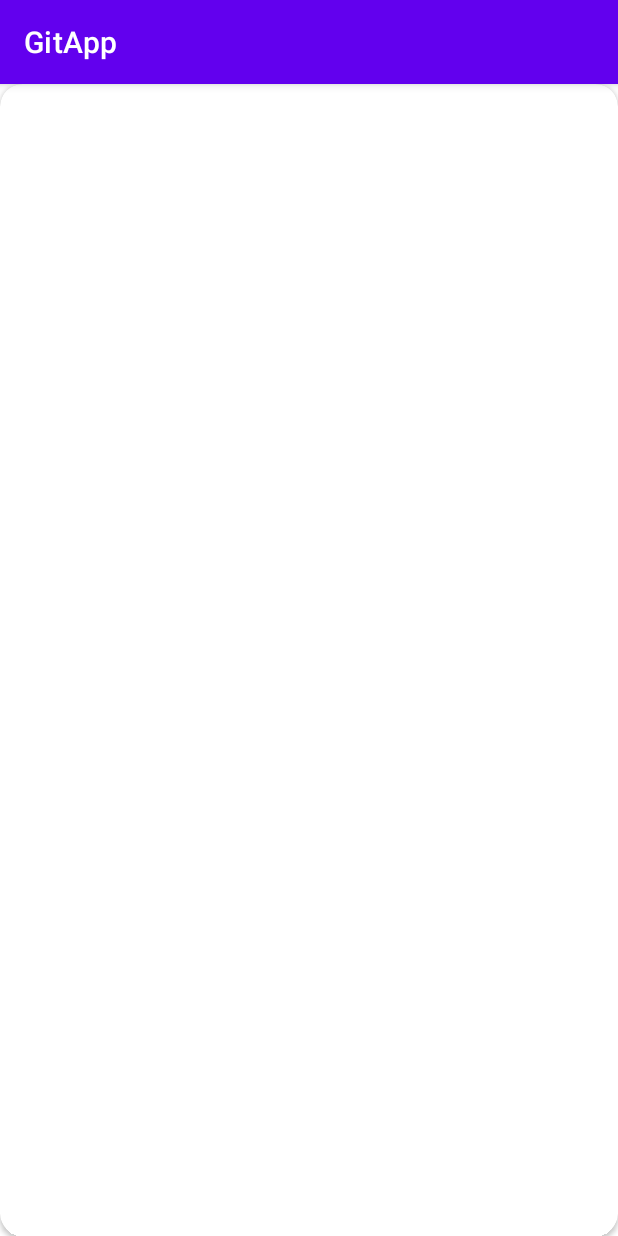
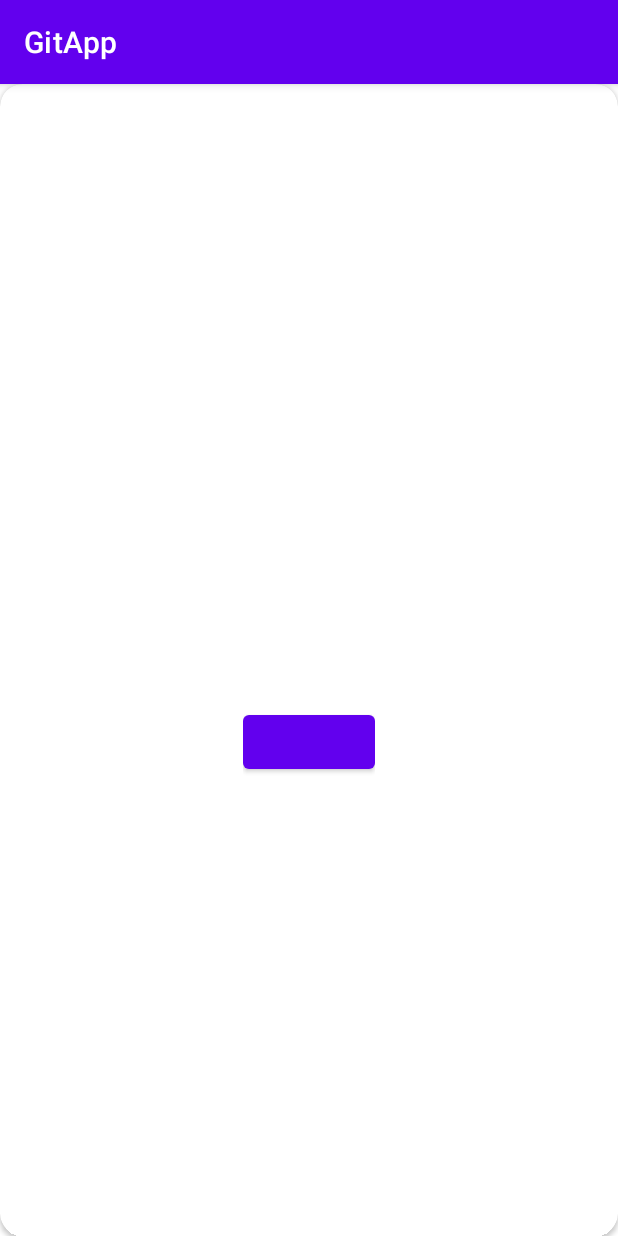
Before and after one commit to girogevoro/GitApp, an Android app: the UserInfoActivity screen opened directly, with no data from a screen before it, on a phone screen of 412 x 824 dp. Run offline under Robolectric (Android 15) with nearby library versions, the phone set to English and light mode, and no system bars.

Commit message:
Activity api

```diff
--- a/app/build.gradle
+++ b/app/build.gradle
@@ -1,6 +1,7 @@
 plugins {
     id 'com.android.application'
     id 'org.jetbrains.kotlin.android'
+    id 'kotlin-parcelize'
 }
 
 android {
--- a/app/src/main/java/com/girogevoro/gitapp/ui/userInfo/UserInfoActivity.kt
+++ b/app/src/main/java/com/girogevoro/gitapp/ui/userInfo/UserInfoActivity.kt
@@ -1,17 +1,31 @@
 package com.girogevoro.gitapp.ui.userInfo
 
+import android.app.Activity
+import android.content.Intent
+import android.os.Bundle
 import androidx.appcompat.app.AppCompatActivity
-import android.os.Bundle
-import com.girogevoro.gitapp.R
 import com.girogevoro.gitapp.databinding.ActivityUserInfoBinding
 
 class UserInfoActivity : AppCompatActivity() {
+    companion object {
+        const val USER = "UserInfoActivity user_entity"
+        const val RESULT = "UserInfoActivity result "
+    }
+
+
     private var _binding: ActivityUserInfoBinding? = null
-    val binding:ActivityUserInfoBinding get() = _binding!!
+    val binding: ActivityUserInfoBinding get() = _binding!!
 
     override fun onCreate(savedInstanceState: Bundle?) {
         super.onCreate(savedInstanceState)
         _binding = ActivityUserInfoBinding.inflate(layoutInflater)
         setContentView(binding.root)
+        binding.backButton.setOnClickListener {
+            setResult(
+                Activity.RESULT_OK,
+                Intent().putExtra(RESULT, 1)
+            )
+            finish()
+        }
     }
 }
--- a/app/src/main/res/layout/activity_user_info.xml
+++ b/app/src/main/res/layout/activity_user_info.xml
@@ -4,18 +4,18 @@
     xmlns:app="http://schemas.android.com/apk/res-auto"
     xmlns:tools="http://schemas.android.com/tools"
 
-    android:layout_width="wrap_content"
-    android:layout_height="wrap_content"
+    android:layout_width="match_parent"
+    android:layout_height="match_parent"
+    android:layout_margin="@dimen/marginCards"
+    android:minWidth="@dimen/minSizeCards"
     android:minHeight="@dimen/minSizeCards"
-    android:minWidth="@dimen/minSizeCards"
-    android:layout_margin="@dimen/marginCards"
-
     app:cardCornerRadius="@dimen/radiusCards">
 
 
     <androidx.constraintlayout.widget.ConstraintLayout
-        android:layout_width="match_parent"
-        android:layout_height="match_parent"
+        android:layout_width="wrap_content"
+        android:layout_height="wrap_content"
+        android:layout_gravity="center"
         android:layout_margin="@dimen/paddingCards"
         >
 
@@ -42,6 +42,13 @@
             app:layout_constraintLeft_toLeftOf="parent"
             app:layout_constraintTop_toBottomOf="@id/login_text_view" />
 
+        <Button
+            android:id="@+id/back_button"
+            android:layout_width="wrap_content"
+            android:layout_height="wrap_content"
+            app:layout_constraintLeft_toLeftOf="parent"
+            app:layout_constraintTop_toTopOf="@id/uid_text_view" />
+
 
     </androidx.constraintlayout.widget.ConstraintLayout>
 
```
Also changed, not shown: app/src/main/java/com/girogevoro/gitapp/domian/entities/UserEntity.kt (+7 -2 lines), app/src/main/java/com/girogevoro/gitapp/ui/userInfo/UserInfoActivityContract.kt (added, +28 -0 lines), app/src/main/java/com/girogevoro/gitapp/ui/users/MainActivity.kt (+7 -2 lines).
